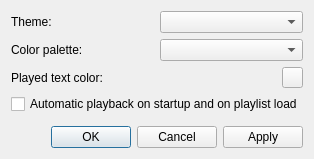
Qt form settings.ui (MarioUnoDueTreQuattro/AudioPlayer) before a commit.
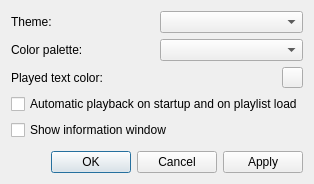
The same form after that commit.

Commit message: InfoWidget optimizations

```diff
--- a/settings.ui
+++ b/settings.ui
@@ -6,8 +6,8 @@
    <rect>
     <x>0</x>
     <y>0</y>
-    <width>270</width>
-    <height>159</height>
+    <width>284</width>
+    <height>184</height>
    </rect>
   </property>
   <property name="windowTitle">
@@ -85,6 +85,13 @@
      </property>
     </widget>
    </item>
+   <item>
+    <widget class="QCheckBox" name="checkBoxInfo">
+     <property name="text">
+      <string>Show information window</string>
+     </property>
+    </widget>
+   </item>
    <item>
     <spacer name="verticalSpacer">
      <property name="orientation">
```
The commit also changes 5 other files.
